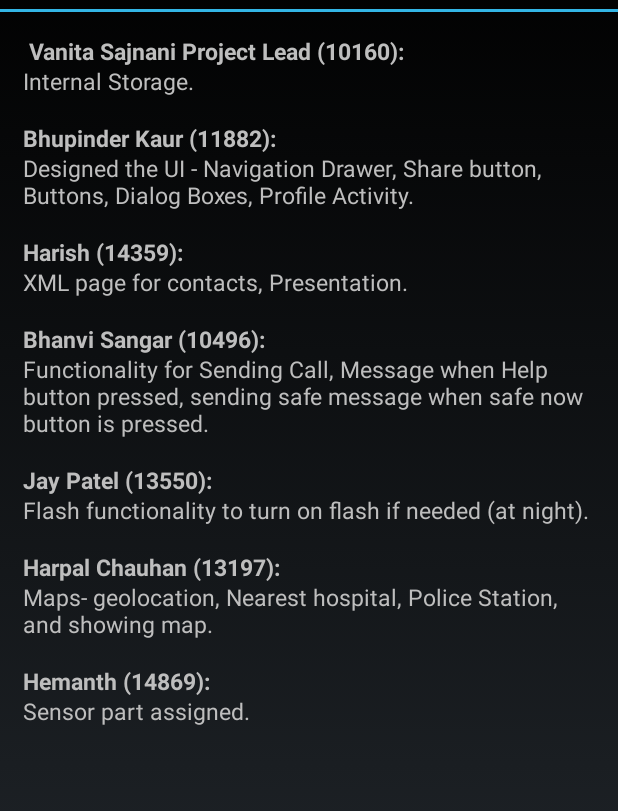
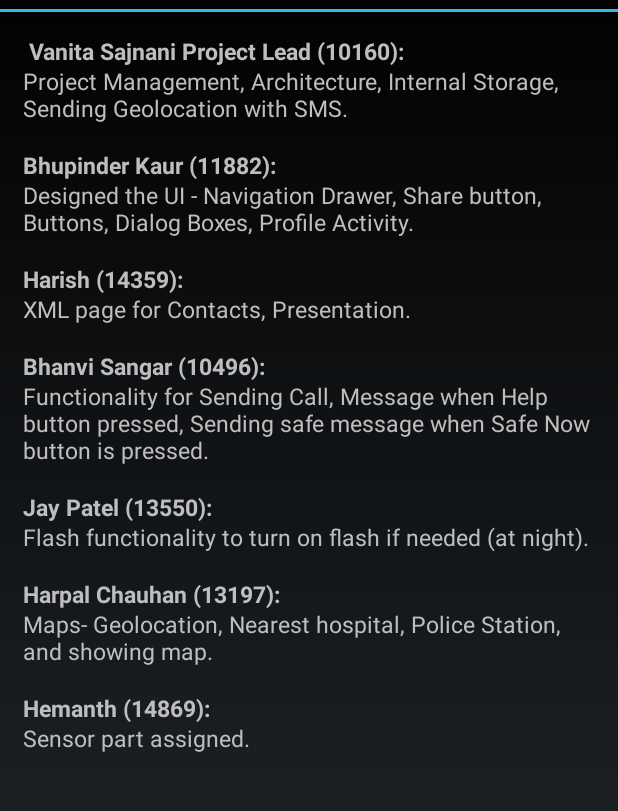
Before and after one commit to Vani-gurnani/emergency-app-android_final_2, an Android app: the layout fragment_developers_profile.xml on its own in the app's theme, with its tools: preview values and no code run, on a phone screen of 412 x 824 dp, the part 60-871 px from its top. Run offline under Robolectric (Android 15) with nearby library versions, the phone set to English and light mode, and no system bars.

Commit message:
changes in devloper's profile

```diff
--- a/app/src/main/res/values/strings.xml
+++ b/app/src/main/res/values/strings.xml
@@ -31,7 +31,7 @@
     <string name="title_activity_geolocation">Map</string>
 
     <string name="developer_profile">
-<b>Vanita Sajnani Project Lead (10160):</b>\nInternal Storage.\n\n<b>Bhupinder Kaur (11882):</b>\nDesigned the UI - Navigation Drawer, Share button, Buttons, Dialog Boxes, Profile Activity.\n\n<b>Harish (14359):</b>\nXML page for contacts, Presentation.\n\n<b>Bhanvi Sangar (10496):</b>\nFunctionality for Sending Call, Message when Help button pressed, sending safe message when safe now button is pressed.\n\n<b>Jay Patel (13550):</b>\nFlash functionality to turn on flash if needed (at night).\n\n<b>Harpal Chauhan (13197):</b>\nMaps- geolocation, Nearest hospital, Police Station, and showing map.\n\n<b>Hemanth (14869):</b>\nSensor part assigned.</string>
+<b>Vanita Sajnani Project Lead (10160):</b>\nProject Management, Architecture, Internal Storage, Sending Geolocation with SMS. \n\n<b>Bhupinder Kaur (11882):</b>\nDesigned the UI - Navigation Drawer, Share button, Buttons, Dialog Boxes, Profile Activity.\n\n<b>Harish (14359):</b>\nXML page for Contacts, Presentation.\n\n<b>Bhanvi Sangar (10496):</b>\nFunctionality for Sending Call, Message when Help button pressed, Sending safe message when Safe Now button is pressed.\n\n<b>Jay Patel (13550):</b>\nFlash functionality to turn on flash if needed (at night).\n\n<b>Harpal Chauhan (13197):</b>\nMaps- Geolocation, Nearest hospital, Police Station, and showing map.\n\n<b>Hemanth (14869):</b>\nSensor part assigned.</string>
     <string-array name="place_type">
         <item>choose</item>
         <item>airport</item>
```
